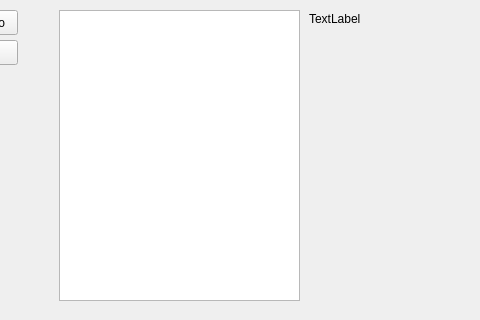
JuanSoAr/Tarea-2-SocketCliente, file SocketCliente/mainwindow.ui: the form before one commit; both pictures show x 81 to 561 and y 0 to 320 of the 561 by 425 pixel window.
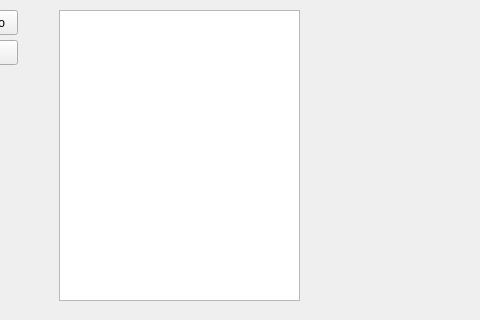
The form after the commit.

What changed in the file:
```diff
--- a/SocketCliente/mainwindow.ui
+++ b/SocketCliente/mainwindow.ui
@@ -50,19 +50,6 @@
      <string>Dijkstra</string>
     </property>
    </widget>
-   <widget class="QLabel" name="salida">
-    <property name="geometry">
-     <rect>
-      <x>390</x>
-      <y>10</y>
-      <width>67</width>
-      <height>17</height>
-     </rect>
-    </property>
-    <property name="text">
-     <string>TextLabel</string>
-    </property>
-   </widget>
   </widget>
   <widget class="QMenuBar" name="menubar">
    <property name="geometry">
```
Left out of the diff: 2 changed lines with no effect on the pictures.
